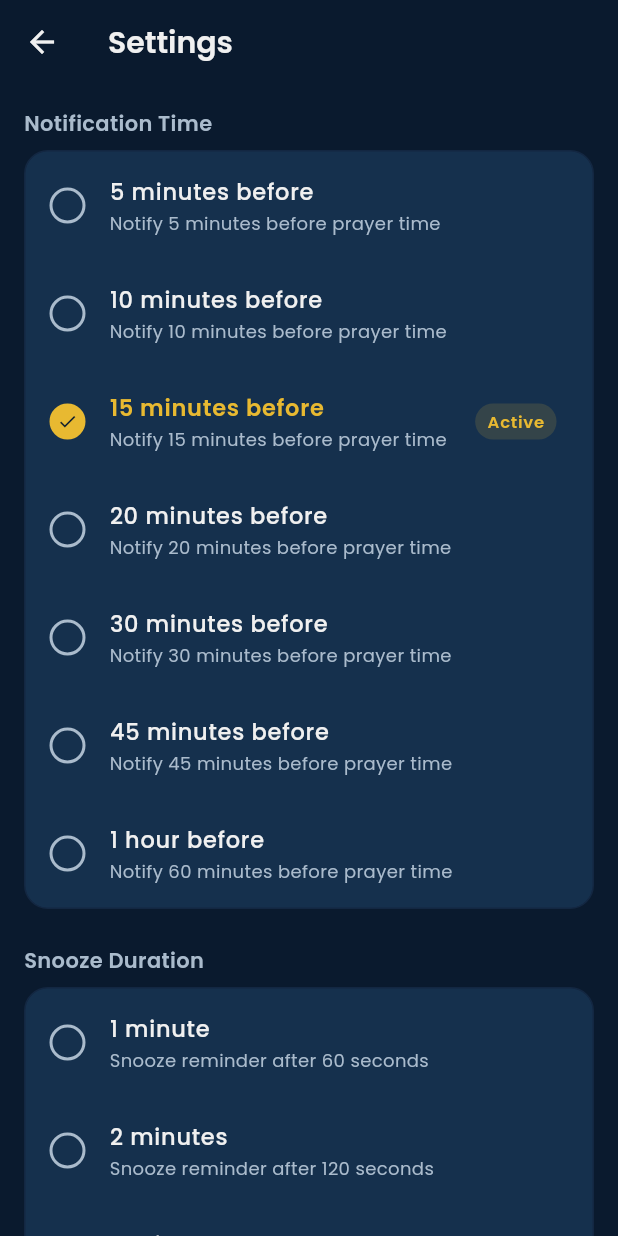
After one commit to Hidayathamir/prayer-times-flutter, a Flutter app: the screen it shows after launch, after a tap on the "settings" icon, on a phone screen of 412 x 824 dp. The commit adds this screen. Run offline on Flutter 3.47's test engine with Material 3 defaults, Android fonts, the phone set to English and light mode, and no system bars; our stand-ins replace adhan, flutter_local_notifications, geocoding, geolocator, google_fonts, hijri and 2 more.

Commit message:
feat: Introduce user-configurable notification settings for reminder and snooze durations.

```diff
--- /dev/null
+++ b/lib/app_colors.dart
@@ -0,0 +1,15 @@
+import 'package:flutter/material.dart';
+
+// ── Color Palette ──────────────────────────────────────────────────────
+class AppColors {
+  static const Color primary = Color(0xFF0D4F4F);
+  static const Color primaryLight = Color(0xFF1A7A7A);
+  static const Color accent = Color(0xFFE8B931);
+  static const Color accentGlow = Color(0x40E8B931);
+  static const Color surface = Color(0xFF0A1A2E);
+  static const Color surfaceLight = Color(0xFF132742);
+  static const Color cardBg = Color(0xFF15304D);
+  static const Color textPrimary = Color(0xFFF0F0F0);
+  static const Color textSecondary = Color(0xFFAABBCC);
+  static const Color searchBg = Color(0xFF1C3A5C);
+}
--- a/lib/app_config.dart
+++ b/lib/app_config.dart
@@ -4,9 +4,4 @@ class AppConfig {
   /// Set to `true` during development to show debug tools (e.g. notification preview FAB).
   /// Set to `false` before building for production/release.
   static const bool devMode = false;
-
-  /// Snooze duration for notifications (in seconds).
-  /// In production, this will be 300 (5 minutes).
-  /// In development, you can set this to any value for testing.
-  static const int snoozeDurationSeconds = devMode ? 10 : 300;
 }
--- a/lib/main.dart
+++ b/lib/main.dart
@@ -14,20 +14,10 @@ import 'package:shared_preferences/shared_preferences.dart';
 import 'notification_service.dart';
 import 'prayer_data_service.dart';
 import 'app_config.dart';
+import 'settings_service.dart';
+import 'settings_screen.dart';
+import 'app_colors.dart';
 
-// ── Color Palette ──────────────────────────────────────────────────────
-class AppColors {
-  static const Color primary = Color(0xFF0D4F4F);
-  static const Color primaryLight = Color(0xFF1A7A7A);
-  static const Color accent = Color(0xFFE8B931);
-  static const Color accentGlow = Color(0x40E8B931);
-  static const Color surface = Color(0xFF0A1A2E);
-  static const Color surfaceLight = Color(0xFF132742);
-  static const Color cardBg = Color(0xFF15304D);
-  static const Color textPrimary = Color(0xFFF0F0F0);
-  static const Color textSecondary = Color(0xFFAABBCC);
-  static const Color searchBg = Color(0xFF1C3A5C);
-}
 
 // ── Prayer Data Model ──────────────────────────────────────────────────
 class PrayerInfo {
@@ -50,6 +40,7 @@ void main() async {
   WidgetsFlutterBinding.ensureInitialized();
   tz.initializeTimeZones();
   tz2.setLocalLocation(tz2.getLocation('Asia/Jakarta'));
+  await SettingsService.init();
   await NotificationService.init();
   await PrayerDataService.loadAll();
   runApp(PrayerApp());
@@ -485,7 +476,7 @@ class _PrayerTimesScreenState extends State<PrayerTimesScreen>
       child: Column(
         crossAxisAlignment: CrossAxisAlignment.start,
         children: [
-          // Top row: title + crescent
+          // Top row: title + settings + crescent
           Row(
             mainAxisAlignment: MainAxisAlignment.spaceBetween,
             children: [
@@ -497,7 +488,30 @@ class _PrayerTimesScreenState extends State<PrayerTimesScreen>
                   color: AppColors.textPrimary,
                 ),
               ),
-              const Text('☪', style: TextStyle(fontSize: 28)),
+              Row(
+                mainAxisSize: MainAxisSize.min,
+                children: [
+                  IconButton(
+                    icon: const Icon(Icons.settings_outlined, color: AppColors.textSecondary, size: 22),
+                    onPressed: () {
+                      Navigator.push(
+                        context,
+                        MaterialPageRoute(
+                          builder: (_) => SettingsScreen(
+                            onSettingsChanged: () {
+                              // Reschedule notifications with new settings
+                              _scheduleNotifications();
+                              setState(() {});
+                            },
+                          ),
+                        ),
+                      );
+                    },
+                    tooltip: 'Settings',
+                  ),
+                  const Text('☪', style: TextStyle(fontSize: 28)),
+                ],
+              ),
             ],
           ),
 
--- a/lib/notification_service.dart
+++ b/lib/notification_service.dart
@@ -2,34 +2,16 @@ import 'package:flutter/foundation.dart';
 import 'package:flutter_local_notifications/flutter_local_notifications.dart';
 import 'package:intl/intl.dart';
 import 'package:timezone/timezone.dart' as tz;
-import 'app_config.dart';
+import 'settings_service.dart';
 
 class NotificationService {
   // 1. Create the plugin instance
   static final FlutterLocalNotificationsPlugin _notifications =
       FlutterLocalNotificationsPlugin();
 
-  // Helper to format snooze duration into readable text
+  // Helper to format snooze duration into readable text (delegates to SettingsService)
   static String _formatSnoozeDuration(int seconds) {
-    if (seconds < 60) {
-      return '$seconds second${seconds == 1 ? '' : 's'}';
-    } else if (seconds < 3600) {
-      final minutes = seconds ~/ 60;
-      final remainingSeconds = seconds % 60;
-      if (remainingSeconds == 0) {
-        return '$minutes minute${minutes == 1 ? '' : 's'}';
-      } else {
-        return '$minutes minute${minutes == 1 ? '' : 's'} $remainingSeconds second${remainingSeconds == 1 ? '' : 's'}';
-      }
-    } else {
-      final hours = seconds ~/ 3600;
-      final remainingMinutes = (seconds % 3600) ~/ 60;
-      if (remainingMinutes == 0) {
-        return '$hours hour${hours == 1 ? '' : 's'}';
-      } else {
-        return '$hours hour${hours == 1 ? '' : 's'} $remainingMinutes minute${remainingMinutes == 1 ? '' : 's'}';
-      }
-    }
+    return SettingsService.formatSnoozeDuration(seconds);
   }
 
   // 2. Initialize settings for Android, iOS, and Linux
@@ -87,11 +69,12 @@ class NotificationService {
       debugPrint('=== SNOOZE ACTION TRIGGERED ===');
       debugPrint('Payload: $payload');
 
+      final snoozeSeconds = SettingsService.snoozeDurationSeconds;
       final newTime = DateTime.now().add(
-        Duration(seconds: AppConfig.snoozeDurationSeconds)
+        Duration(seconds: snoozeSeconds)
       );
 
-      debugPrint('Scheduling snooze for ${AppConfig.snoozeDurationSeconds} seconds');
+      debugPrint('Scheduling snooze for $snoozeSeconds seconds');
       _scheduleBackupSnooze(payload, newTime);
     } catch (e) {
       debugPrint("Error handling snooze action: $e");
@@ -108,11 +91,13 @@ class NotificationService {
     debugPrint('Scheduled date: $scheduledDate');
     debugPrint('Local timezone: ${tz.local}');
 
+    final snoozeSeconds = SettingsService.snoozeDurationSeconds;
+
     // Create custom notification details with vibration for snooze
     final NotificationDetails details = _getAlarmNotificationDetails(
       channelId: 'prayer_channel_alarm_2', // Use same channel as main notifications
       channelName: 'Prayer Alarms',
-      channelDescription: 'Alarm reminders 15m before prayer',
+      channelDescription: 'Alarm reminders before prayer',
       styleInformation: null, // Use default style for snooze notifications
       enableSnooze: true, // Enable snooze for snooze notifications too
     );
@@ -121,7 +106,7 @@ class NotificationService {
       await _notifications.zonedSchedule(
         id: prayerName.hashCode + 1000, // Different ID to avoid conflicts
         title: 'Reminder: $prayerName',
-        body: 'This is your ${_formatSnoozeDuration(AppConfig.snoozeDurationSeconds)} reminder for $prayerName.',
+        body: 'This is your ${_formatSnoozeDuration(snoozeSeconds)} reminder for $prayerName.',
         scheduledDate: scheduledDate,
         notificationDetails: details,
         androidScheduleMode: AndroidScheduleMode.exactAllowWhileIdle,
@@ -142,7 +127,8 @@ class NotificationService {
     BigTextStyleInformation? styleInformation,
     bool enableSnooze = true,
   }) {
-    final snoozeText = 'Remind me in ${_formatSnoozeDuration(AppConfig.snoozeDurationSeconds)}';
+    final snoozeSeconds = SettingsService.snoozeDurationSeconds;
+    final snoozeText = 'Remind me in ${_formatSnoozeDuration(snoozeSeconds)}';
 
     final androidDetails = AndroidNotificationDetails(
       channelId,
@@ -265,7 +251,7 @@ class NotificationService {
     final NotificationDetails details = _getAlarmNotificationDetails(
       channelId: 'prayer_channel_alarm_2',
       channelName: 'Prayer Alarms',
-      channelDescription: 'Alarm reminders 15m before prayer',
+      channelDescription: 'Alarm reminders before prayer',
     );
 
     try {
@@ -292,7 +278,8 @@ class NotificationService {
     String? notifBody,
   }) async {
     final now = DateTime.now();
-    final reminderTime = prayerTime.subtract(const Duration(minutes: 15));
+    final minutesBefore = SettingsService.notificationMinutesBefore;
+    final reminderTime = prayerTime.subtract(Duration(minutes: minutesBefore));
 
     // Case 3: Prayer time itself already passed → skip entirely
     if (prayerTime.isBefore(now)) {
@@ -300,7 +287,7 @@ class NotificationService {
       return;
     }
 
-    // Case 2: Prayer is upcoming but 15-min window already passed → notify instantly
+    // Case 2: Prayer is upcoming but reminder window already passed → notify instantly
     if (reminderTime.isBefore(now)) {
       final minutesLeft = prayerTime.difference(now).inMinutes;
       debugPrint("$prayerName is in $minutesLeft minutes - notifying instantly!");
@@ -323,7 +310,7 @@ class NotificationService {
       id: id,
       prayerName: prayerName,
       title: notifTitle ?? 'Prayer Upcoming',
-      body: notifBody ?? '$prayerName is in 15 minutes (${DateFormat.Hm().format(prayerTime)})',
+      body: notifBody ?? '$prayerName is in $minutesBefore minutes (${DateFormat.Hm().format(prayerTime)})',
       scheduledTime: reminderTime,
       isInstant: false,
     );
--- /dev/null
+++ b/lib/settings_screen.dart
@@ -0,0 +1,288 @@
+import 'package:flutter/material.dart';
+import 'package:google_fonts/google_fonts.dart';
+import 'settings_service.dart';
+import 'app_colors.dart';
+
+class SettingsScreen extends StatefulWidget {
+  final VoidCallback? onSettingsChanged;
+
+  const SettingsScreen({super.key, this.onSettingsChanged});
+
+  @override
+  State<SettingsScreen> createState() => _SettingsScreenState();
+}
+
+class _SettingsScreenState extends State<SettingsScreen> {
+  late int _notificationMinutes;
+  late int _snoozeSeconds;
+
+  @override
+  void initState() {
+    super.initState();
+    _notificationMinutes = SettingsService.notificationMinutesBefore;
+    _snoozeSeconds = SettingsService.snoozeDurationSeconds;
+  }
+
+  @override
+  Widget build(BuildContext context) {
+    return Scaffold(
+      backgroundColor: AppColors.surface,
+      appBar: AppBar(
+        backgroundColor: AppColors.surface,
+        elevation: 0,
+        leading: IconButton(
+          icon: const Icon(Icons.arrow_back, color: AppColors.textPrimary),
+          onPressed: () => Navigator.pop(context),
+        ),
+        title: Text(
+          'Settings',
+          style: GoogleFonts.poppins(
+            fontSize: 20,
+            fontWeight: FontWeight.w600,
+            color: AppColors.textPrimary,
+          ),
+        ),
+      ),
+      body: SafeArea(
+        child: ListView(
+          padding: const EdgeInsets.all(16),
+          children: [
+          // Notification Time Section
+          _buildSectionHeader('Notification Time'),
+          const SizedBox(height: 8),
+          _buildNotificationTimeCard(),
+          const SizedBox(height: 24),
+
+          // Snooze Duration Section
+          _buildSectionHeader('Snooze Duration'),
+          const SizedBox(height: 8),
+          _buildSnoozeDurationCard(),
+          const SizedBox(height: 24),
+
+          // Info card
+          _buildInfoCard(),
+        ],
+      ),
+    ),
+    );
+  }
+
+  Widget _buildSectionHeader(String title) {
+    return Text(
+      title,
+      style: GoogleFonts.poppins(
+        fontSize: 14,
+        fontWeight: FontWeight.w600,
+        color: AppColors.textSecondary,
+      ),
+    );
+  }
+
+  Widget _buildNotificationTimeCard() {
+    return Container(
+      decoration: BoxDecoration(
+        color: AppColors.cardBg,
+        borderRadius: BorderRadius.circular(16),
+        border: Border.all(color: AppColors.surfaceLight, width: 1),
+      ),
+      child: Column(
+        children: SettingsService.notificationTimeOptions.map((minutes) {
+          final isSelected = _notificationMinutes == minutes;
+          return _buildOptionTile(
+            title: SettingsService.formatNotificationTime(minutes),
+            subtitle: 'Notify $minutes minutes before prayer time',
+            isSelected: isSelected,
+            onTap: () => _selectNotificationTime(minutes),
+          );
+        }).toList(),
+      ),
+    );
+  }
+
+  Widget _buildSnoozeDurationCard() {
+    return Container(
+      decoration: BoxDecoration(
+        color: AppColors.cardBg,
+        borderRadius: BorderRadius.circular(16),
+        border: Border.all(color: AppColors.surfaceLight, width: 1),
+      ),
+      child: Column(
+        children: SettingsService.snoozeDurationOptions.map((seconds) {
+          final isSelected = _snoozeSeconds == seconds;
+          return _buildOptionTile(
+            title: SettingsService.formatSnoozeDuration(seconds),
+            subtitle: 'Snooze reminder after $seconds seconds',
+            isSelected: isSelected,
+            onTap: () => _selectSnoozeDuration(seconds),
+          );
+        }).toList(),
+      ),
+    );
+  }
+
+  Widget _buildOptionTile({
+    required String title,
+    required String subtitle,
+    required bool isSelected,
+    required VoidCallback onTap,
+  }) {
+    return ListTile(
+      onTap: onTap,
+      leading: Container(
+        width: 24,
+        height: 24,
+        decoration: BoxDecoration(
+          shape: BoxShape.circle,
+          color: isSelected ? AppColors.accent : Colors.transparent,
+          border: Border.all(
+            color: isSelected ? AppColors.accent : AppColors.textSecondary,
+            width: 2,
+          ),
+        ),
+        child: isSelected
+            ? const Icon(Icons.check, size: 14, color: AppColors.surface)
+            : null,
+      ),
+      title: Text(
+        title,
+        style: GoogleFonts.poppins(
+          fontSize: 15,
+          fontWeight: isSelected ? FontWeight.w600 : FontWeight.w500,
+          color: isSelected ? AppColors.accent : AppColors.textPrimary,
+        ),
+      ),
+      subtitle: Text(
+        subtitle,
+        style: GoogleFonts.poppins(
+          fontSize: 12,
+          color: AppColors.textSecondary,
+        ),
+      ),
+      trailing: isSelected
+          ? Container(
+              padding: const EdgeInsets.symmetric(horizontal: 8, vertical: 4),
+              decoration: BoxDecoration(
+                color: AppColors.accent.withOpacity(0.15),
+                borderRadius: BorderRadius.circular(12),
+              ),
+              child: Text(
+                'Active',
+                style: GoogleFonts.poppins(
+                  fontSize: 11,
+                  fontWeight: FontWeight.w600,
+                  color: AppColors.accent,
+                ),
+              ),
+            )
+          : null,
+    );
+  }
+
+  Widget _buildInfoCard() {
+    return Container(
+      padding: const EdgeInsets.all(16),
+      decoration: BoxDecoration(
+        color: AppColors.primaryLight.withOpacity(0.1),
+        borderRadius: BorderRadius.circular(16),
+        border: Border.all(
+          color: AppColors.primaryLight.withOpacity(0.3),
+          width: 1,
+        ),
+      ),
+      child: Column(
+        crossAxisAlignment: CrossAxisAlignment.start,
+        children: [
+          Row(
+            children: [
+              Icon(Icons.info_outline, color: AppColors.primaryLight, size: 20),
+              const SizedBox(width: 8),
+              Text(
+                'How it works',
+                style: GoogleFonts.poppins(
+                  fontSize: 14,
+                  fontWeight: FontWeight.w600,
+                  color: AppColors.primaryLight,
+                ),
+              ),
+            ],
+          ),
+          const SizedBox(height: 12),
+          _buildInfoItem(
+            'Notification Time',
+            'You will receive a reminder at the selected time before each prayer.',
+          ),
+          const SizedBox(height: 8),
+          _buildInfoItem(
+            'Snooze Duration',
+            'When you tap "Remind me later" on a notification, you\'ll get another reminder after this duration.',
+          ),
+        ],
+      ),
+    );
+  }
+
+  Widget _buildInfoItem(String title, String description) {
+    return Column(
+      crossAxisAlignment: CrossAxisAlignment.start,
+      children: [
+        Text(
+          title,
+          style: GoogleFonts.poppins(
+            fontSize: 13,
+            fontWeight: FontWeight.w600,
+            color: AppColors.textPrimary,
+          ),
+        ),
+        const SizedBox(height: 2),
+        Text(
+          description,
+          style: GoogleFonts.poppins(
+            fontSize: 12,
+            color: AppColors.textSecondary,
+          ),
+        ),
+      ],
+    );
+  }
+
+  void _selectNotificationTime(int minutes) async {
+    if (_notificationMinutes == minutes) return;
+
+    setState(() => _notificationMinutes = minutes);
+    await SettingsService.setNotificationMinutesBefore(minutes);
+    widget.onSettingsChanged?.call();
+
+    if (mounted) {
+      ScaffoldMessenger.of(context).showSnackBar(
+        SnackBar(
+          content: Text(
+            'Notification time set to ${SettingsService.formatNotificationTime(minutes)}',
+          ),
+          backgroundColor: AppColors.primaryLight,
+          behavior: SnackBarBehavior.floating,
+          shape: RoundedRectangleBorder(borderRadius: BorderRadius.circular(10)),
+        ),
+      );
+    }
+  }
+
+  void _selectSnoozeDuration(int seconds) async {
+    if (_snoozeSeconds == seconds) return;
+
+    setState(() => _snoozeSeconds = seconds);
+    await SettingsService.setSnoozeDurationSeconds(seconds);
+
+    if (mounted) {
+      ScaffoldMessenger.of(context).showSnackBar(
+        SnackBar(
+          content: Text(
+            'Snooze duration set to ${SettingsService.formatSnoozeDuration(seconds)}',
+          ),
+          backgroundColor: AppColors.primaryLight,
+          behavior: SnackBarBehavior.floating,
+          shape: RoundedRectangleBorder(borderRadius: BorderRadius.circular(10)),
+        ),
+      );
+    }
+  }
+}
--- /dev/null
+++ b/lib/settings_service.dart
@@ -0,0 +1,82 @@
+import 'package:shared_preferences/shared_preferences.dart';
+
+/// Service to manage app settings with persistence.
+class SettingsService {
+  static const String _keyNotificationMinutes = 'notification_minutes_before';
+  static const String _keySnoozeSeconds = 'snooze_duration_seconds';
+
+  // Default values
+  static const int defaultNotificationMinutes = 15;
+  static const int defaultSnoozeSeconds = 300; // 5 minutes
+
+  // Available options for notification time (minutes before prayer)
+  static const List<int> notificationTimeOptions = [5, 10, 15, 20, 30, 45, 60];
+
+  // Available options for snooze duration (in seconds)
+  static const List<int> snoozeDurationOptions = [60, 120, 180, 300, 600, 900]; // 1, 2, 3, 5, 10, 15 min
+
+  static SharedPreferences? _prefs;
+
+  /// Initialize the settings service. Call this in main() before runApp.
+  static Future<void> init() async {
+    _prefs = await SharedPreferences.getInstance();
+  }
+
+  /// Get notification time in minutes before prayer.
+  static int get notificationMinutesBefore {
+    return _prefs?.getInt(_keyNotificationMinutes) ?? defaultNotificationMinutes;
+  }
+
+  /// Set notification time in minutes before prayer.
+  static Future<void> setNotificationMinutesBefore(int minutes) async {
+    await _prefs?.setInt(_keyNotificationMinutes, minutes);
+  }
+
+  /// Get snooze duration in seconds.
+  static int get snoozeDurationSeconds {
+    return _prefs?.getInt(_keySnoozeSeconds) ?? defaultSnoozeSeconds;
+  }
+
+  /// Set snooze duration in seconds.
+  static Future<void> setSnoozeDurationSeconds(int seconds) async {
+    await _prefs?.setInt(_keySnoozeSeconds, seconds);
+  }
+
+  /// Format snooze duration into readable text.
+  static String formatSnoozeDuration(int seconds) {
+    if (seconds < 60) {
+      return '$seconds second${seconds == 1 ? '' : 's'}';
+    } else if (seconds < 3600) {
+      final minutes = seconds ~/ 60;
+      final remainingSeconds = seconds % 60;
+      if (remainingSeconds == 0) {
+        return '$minutes minute${minutes == 1 ? '' : 's'}';
+      } else {
+        return '$minutes minute${minutes == 1 ? '' : 's'} $remainingSeconds second${remainingSeconds == 1 ? '' : 's'}';
+      }
+    } else {
+      final hours = seconds ~/ 3600;
+      final remainingMinutes = (seconds % 3600) ~/ 60;
+      if (remainingMinutes == 0) {
+        return '$hours hour${hours == 1 ? '' : 's'}';
+      } else {
+        return '$hours hour${hours == 1 ? '' : 's'} $remainingMinutes minute${remainingMinutes == 1 ? '' : 's'}';
+      }
+    }
+  }
+
+  /// Format notification time into readable text.
+  static String formatNotificationTime(int minutes) {
+    if (minutes < 60) {
+      return '$minutes minute${minutes == 1 ? '' : 's'} before';
+    } else {
+      final hours = minutes ~/ 60;
+      final remainingMinutes = minutes % 60;
+      if (remainingMinutes == 0) {
+        return '$hours hour${hours == 1 ? '' : 's'} before';
+      } else {
+        return '$hours hour${hours == 1 ? '' : 's'} $remainingMinutes min before';
+      }
+    }
+  }
+}
```
